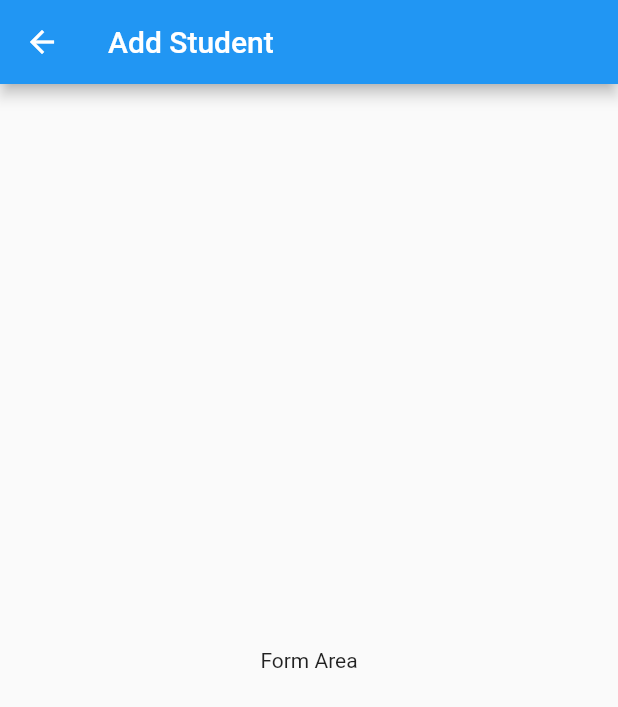
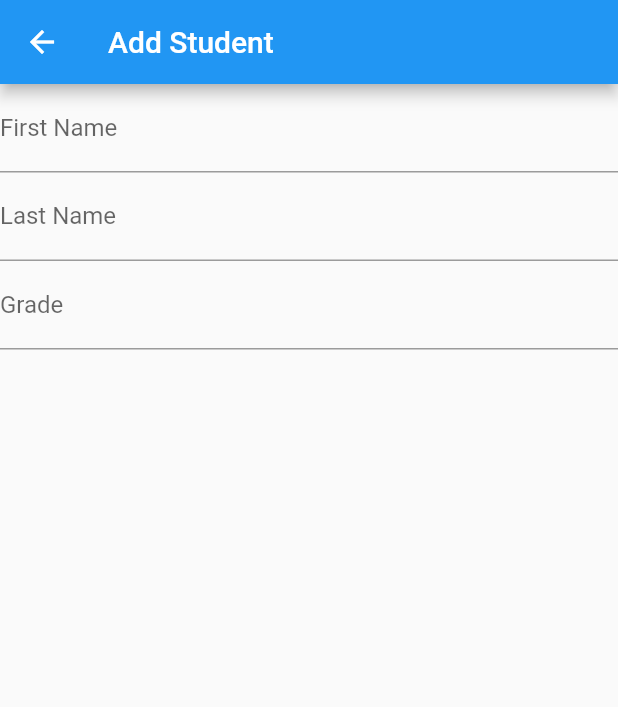
Before and after one commit to yasinakca/StudentTrackingSystem, a Flutter app: the AddStudent screen opened directly, on a phone screen of 412 x 824 dp. Shown: the top 707 px of the screen. Run offline on Flutter 3.47's test engine with Material 2 defaults, Android fonts, the phone set to English and light mode, and no system bars; network calls fail.

Commit message:
add student form design

```diff
--- a/lib/models/student.dart
+++ b/lib/models/student.dart
@@ -16,4 +16,6 @@ class Student{
     this.lastName = lastName;
     this.grade = grade;
   }
+
+  Student.withoutInfo() {}
 }
--- a/lib/screens/add_student.dart
+++ b/lib/screens/add_student.dart
@@ -1,4 +1,6 @@
 import 'package:flutter/material.dart';
+import 'package:studenttracking/models/student.dart';
+import 'package:studenttracking/validator/student_validation.dart';
 
 class AddStudent extends StatefulWidget{
   @override
@@ -9,7 +11,8 @@ class AddStudent extends StatefulWidget{
 
 }
 
-class _AddStudentState extends State<AddStudent>{
+class _AddStudentState extends State<AddStudent> with StudentValidationMixin{
+  Student student = Student.withoutInfo();
   @override
   Widget build(BuildContext context) {
     // TODO: implement build
@@ -17,9 +20,47 @@ class _AddStudentState extends State<AddStudent>{
       appBar: AppBar(
         title: Text("Add Student"),
       ),
-      body: Center(
-        child: Text("Form Area"),
-      ),
+      body: Container(
+        child: Form(
+          child: Column(
+            children: <Widget>[
+              buildFirstNameField(),
+              buildLastNameField(),
+              buildGradeField()
+            ],
+          ),
+        ),
+      )
+    );
+  }
+
+  Widget buildFirstNameField() {
+    return TextFormField(
+      decoration: InputDecoration(labelText: "First Name", hintText: "Enter the first name"),
+      validator: validateFirstName,
+      onSaved: (String value) {
+        student.firstName = value;
+      },
+    );
+  }
+
+  Widget buildLastNameField() {
+    return TextFormField(
+      decoration: InputDecoration(labelText: "Last Name", hintText: "Enter the last name"),
+      validator: validateLastName,
+      onSaved: (String value) {
+        student.lastName = value;
+      },
+    );
+  }
+
+  Widget buildGradeField() {
+    return TextFormField(
+      decoration: InputDecoration(labelText: "Grade", hintText: "Enter the grade"),
+      validator: validateGrade,
+      onSaved: (String value) {
+        student.grade = int.parse(value);
+      },
     );
   }
 }
--- /dev/null
+++ b/lib/validator/student_validation.dart
@@ -0,0 +1,20 @@
+class StudentValidationMixin{
+  String validateFirstName(String value) {
+    if(value.length < 2) {
+      return "First name must be at least 3 character";
+    }
+  }
+
+  String validateLastName(String value) {
+    if(value.length < 2) {
+      return "Last name must be at least 3 character";
+    }
+  }
+
+  String validateGrade(String value) {
+    int grade = int.parse(value);
+    if(grade < 0 || grade > 100) {
+      return "Grade must be in range 0-100";
+    }
+  }
+}
```
